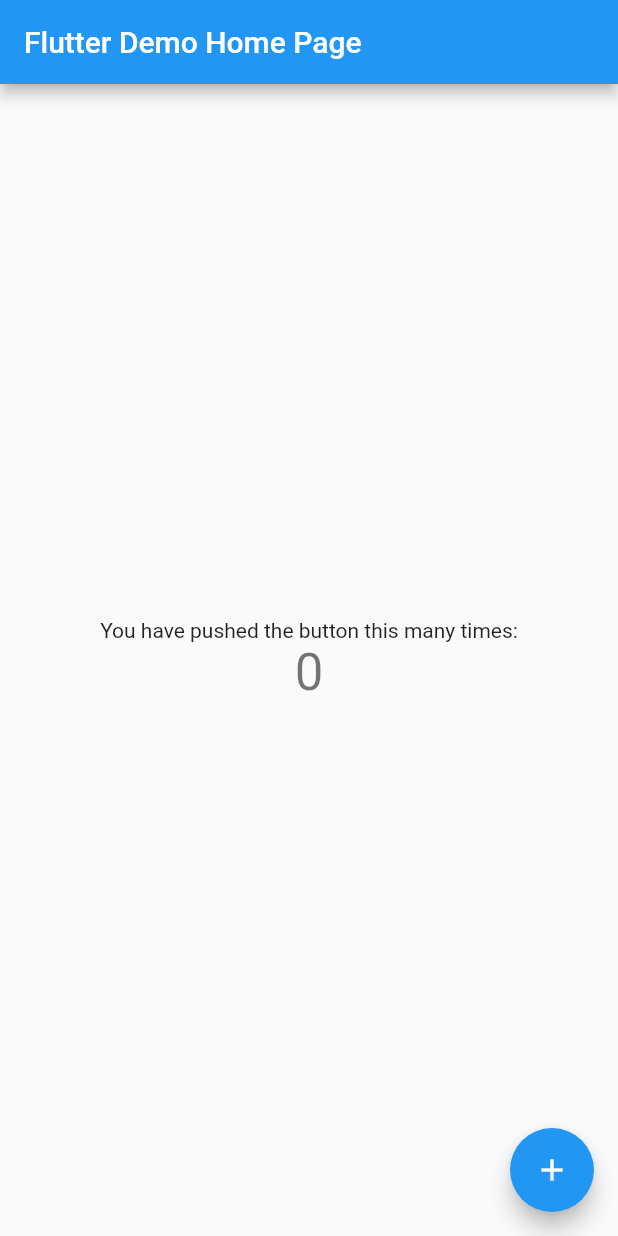
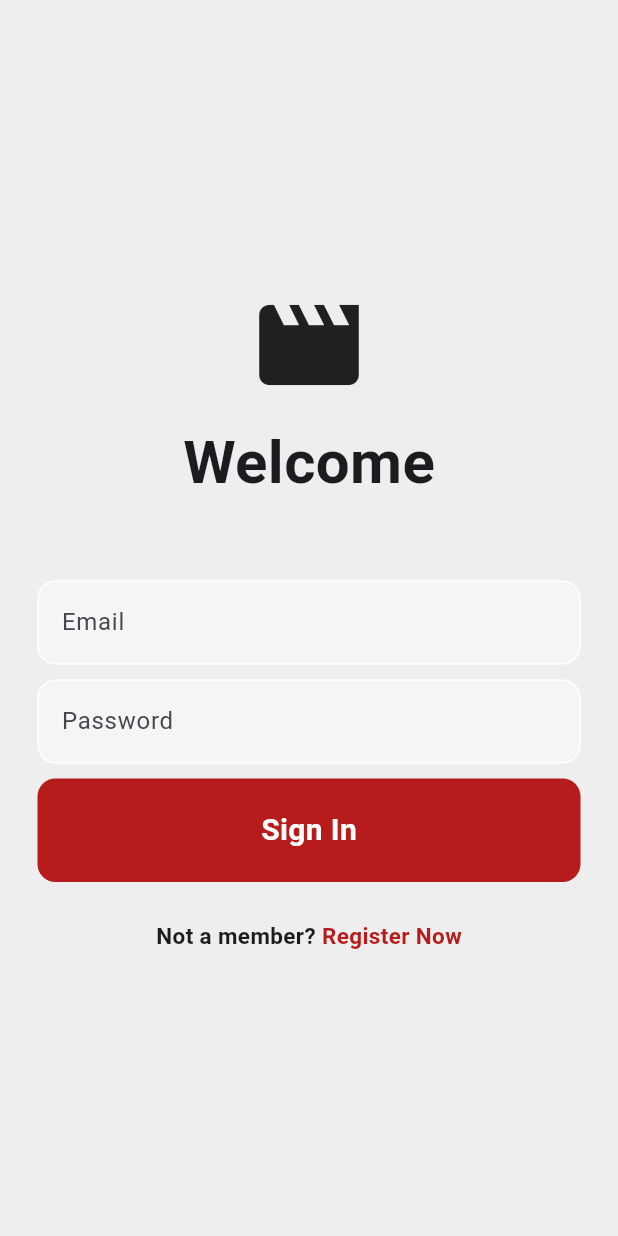
Before and after one commit to Droefheid/NightSolver, a Flutter app: the screen it shows after launch, on a phone screen of 412 x 824 dp. Run offline on Flutter 3.47's test engine with Material 2 defaults, Android fonts, the phone set to English and light mode, and no system bars; our stand-ins replace firebase_auth, firebase_core; accounts and stored records are empty.

Commit message:
Add login/register with firebase - v1

```diff
--- a/analysis_options.yaml
+++ b/analysis_options.yaml
@@ -22,6 +22,7 @@ linter:
   # `// ignore_for_file: name_of_lint` syntax on the line or in the file
   # producing the lint.
   rules:
+    prefer_const_constructors: false,
     # avoid_print: false  # Uncomment to disable the `avoid_print` rule
     # prefer_single_quotes: true  # Uncomment to enable the `prefer_single_quotes` rule
 
--- /dev/null
+++ b/lib/auth/auth_screen.dart
@@ -0,0 +1,30 @@
+import 'package:flutter/material.dart';
+import 'package:night_solver/screens/signin_screen.dart';
+import 'package:night_solver/screens/signup_screen.dart';
+
+class AuthScreen extends StatefulWidget {
+  const AuthScreen({Key? key}) : super(key: key);
+
+  @override
+  State<AuthScreen> createState() => _AuthScreenState();
+}
+
+class _AuthScreenState extends State<AuthScreen> {
+
+  bool showSignInScreen = true;
+
+  void toggleScreens(){
+    setState(() {
+      showSignInScreen = !showSignInScreen;
+    });
+  }
+
+  @override
+  Widget build(BuildContext context) {
+    if(showSignInScreen){
+      return SignInScreen(showSignUpScreen: toggleScreens);
+    }else{
+      return SignUpScreen(showSignInScreen: toggleScreens);
+    }
+  }
+}
--- /dev/null
+++ b/lib/auth/main_screen.dart
@@ -0,0 +1,25 @@
+import 'package:firebase_auth/firebase_auth.dart';
+import 'package:flutter/material.dart';
+import 'package:night_solver/auth/auth_screen.dart';
+import 'package:night_solver/screens/home_screen.dart';
+import 'package:night_solver/screens/signin_screen.dart';
+
+class MainScreen extends StatelessWidget {
+  const MainScreen({Key? key}) : super(key: key);
+
+  @override
+  Widget build(BuildContext context) {
+    return Scaffold(
+      body: StreamBuilder<User?>(
+        stream: FirebaseAuth.instance.authStateChanges(),
+        builder: (context,snapshot){
+          if(snapshot.hasData){
+            return HomeScreen();
+          }else{
+            return AuthScreen();
+          }
+        },
+      ),
+    );
+  }
+}
--- a/lib/main.dart
+++ b/lib/main.dart
@@ -1,6 +1,11 @@
 import 'package:flutter/material.dart';
+import 'package:night_solver/auth/main_screen.dart';
+import 'package:firebase_core/firebase_core.dart';
 
-void main() {
+void main() async {
+  WidgetsFlutterBinding.ensureInitialized();
+  await Firebase.initializeApp();
+
   runApp(const MyApp());
 }
 
@@ -11,7 +16,7 @@ class MyApp extends StatelessWidget {
   @override
   Widget build(BuildContext context) {
     return MaterialApp(
-      title: 'Flutter Demo',
+      title: 'Night Solver',
       theme: ThemeData(
         // This is the theme of your application.
         //
@@ -22,13 +27,15 @@ class MyApp extends StatelessWidget {
         // or simply save your changes to "hot reload" in a Flutter IDE).
         // Notice that the counter didn't reset back to zero; the application
         // is not restarted.
-        primarySwatch: Colors.blue,
+        useMaterial3: true,
       ),
-      home: const MyHomePage(title: 'Flutter Demo Home Page'),
+      home: MainScreen(),
     );
   }
 }
 
+
+/*
 class MyHomePage extends StatefulWidget {
   const MyHomePage({super.key, required this.title});
 
@@ -112,4 +119,4 @@ class _MyHomePageState extends State<MyHomePage> {
       ), // This trailing comma makes auto-formatting nicer for build methods.
     );
   }
-}
+}*/
--- /dev/null
+++ b/lib/screens/signin_screen.dart
@@ -0,0 +1,139 @@
+import 'package:firebase_auth/firebase_auth.dart';
+import 'package:flutter/material.dart';
+
+class SignInScreen extends StatefulWidget {
+  final VoidCallback showSignUpScreen;
+
+  const SignInScreen({Key? key, required this.showSignUpScreen})
+      : super(key: key);
+
+  @override
+  State<SignInScreen> createState() => _SignInScreenState();
+}
+
+class _SignInScreenState extends State<SignInScreen> {
+  final _emailController = TextEditingController();
+  final _passwordController = TextEditingController();
+
+  Future signIn() async {
+    await FirebaseAuth.instance.signInWithEmailAndPassword(
+      email: _emailController.text.trim(),
+      password: _passwordController.text.trim(),
+    );
+  }
+
+  @override
+  void dispose() {
+    _emailController.dispose();
+    _passwordController.dispose();
+    super.dispose();
+  }
+
+  @override
+  Widget build(BuildContext context) {
+    return Scaffold(
+        backgroundColor: Colors.grey[200],
+        body: SafeArea(
+            child: Center(
+          child: SingleChildScrollView(
+            child:
+                Column(mainAxisAlignment: MainAxisAlignment.center, children: [
+              Icon(
+                Icons.movie,
+                size: 80,
+              ),
+
+              SizedBox(height: 10),
+
+              Text('Welcome',
+                  style: TextStyle(fontWeight: FontWeight.bold, fontSize: 40)),
+              SizedBox(height: 50),
+
+              //email input
+              Padding(
+                  padding: const EdgeInsets.symmetric(horizontal: 25.0),
+                  child: TextField(
+                      controller: _emailController,
+                      decoration: InputDecoration(
+                        enabledBorder: OutlineInputBorder(
+                          borderSide: BorderSide(color: Colors.white),
+                          borderRadius: BorderRadius.circular(12),
+                        ),
+                        focusedBorder: OutlineInputBorder(
+                          borderSide: BorderSide(color: Colors.red.shade900),
+                          borderRadius: BorderRadius.circular(12),
+                        ),
+                        hintText: 'Email',
+                        fillColor: Colors.grey[100],
+                        filled: true,
+                      ))),
+
+              SizedBox(height: 10),
+
+              //password input
+              Padding(
+                  padding: const EdgeInsets.symmetric(horizontal: 25.0),
+                  child: TextField(
+                    controller: _passwordController,
+                    decoration: InputDecoration(
+                      enabledBorder: OutlineInputBorder(
+                        borderSide: BorderSide(color: Colors.white),
+                        borderRadius: BorderRadius.circular(12),
+                      ),
+                      focusedBorder: OutlineInputBorder(
+                        borderSide: BorderSide(color: Colors.red.shade900),
+                        borderRadius: BorderRadius.circular(12),
+                      ),
+                      hintText: 'Password',
+                      fillColor: Colors.grey[100],
+                      filled: true,
+                    ),
+                    obscureText: true,
+                  )),
+
+              SizedBox(height: 10),
+              //sign in button
+              GestureDetector(
+                onTap: signIn,
+                child: Container(
+                  padding: EdgeInsets.all(20),
+                  margin: EdgeInsets.symmetric(horizontal: 25.0),
+                  decoration: BoxDecoration(
+                      color: Colors.red[900],
+                      borderRadius: BorderRadius.circular(12)),
+                  child: Center(
+                      child: Text('Sign In',
+                          style: TextStyle(
+                            color: Colors.white,
+                            fontWeight: FontWeight.bold,
+                            fontSize: 20,
+                          ))),
+                ),
+              ),
+
+              SizedBox(height: 25),
+              //register now
+              Row(
+                mainAxisAlignment: MainAxisAlignment.center,
+                children: [
+                  Text('Not a member?',
+                      style: TextStyle(
+                        fontWeight: FontWeight.bold,
+                        fontSize: 15,
+                      )),
+                  GestureDetector(
+                    onTap: widget.showSignUpScreen,
+                    child: Text(' Register Now',
+                        style: TextStyle(
+                          color: Colors.red[900],
+                          fontWeight: FontWeight.bold,
+                          fontSize: 15,
+                        )),
+                  ),
+                ],
+              ),
+            ]),
+          ),
+        )));
+  }
+}
--- a/pubspec.yaml
+++ b/pubspec.yaml
@@ -35,6 +35,7 @@ dependencies:
   # The following adds the Cupertino Icons font to your application.
   # Use with the CupertinoIcons class for iOS style icons.
   cupertino_icons: ^1.0.2
+  firebase_auth: ^4.2.9
 
 dev_dependencies:
   flutter_test:
```
Also changed, not shown: lib/screens/home_screen.dart (added, +34 -0 lines), lib/screens/signup_screen.dart (added, +158 -0 lines), pubspec.lock, 3 other files.
